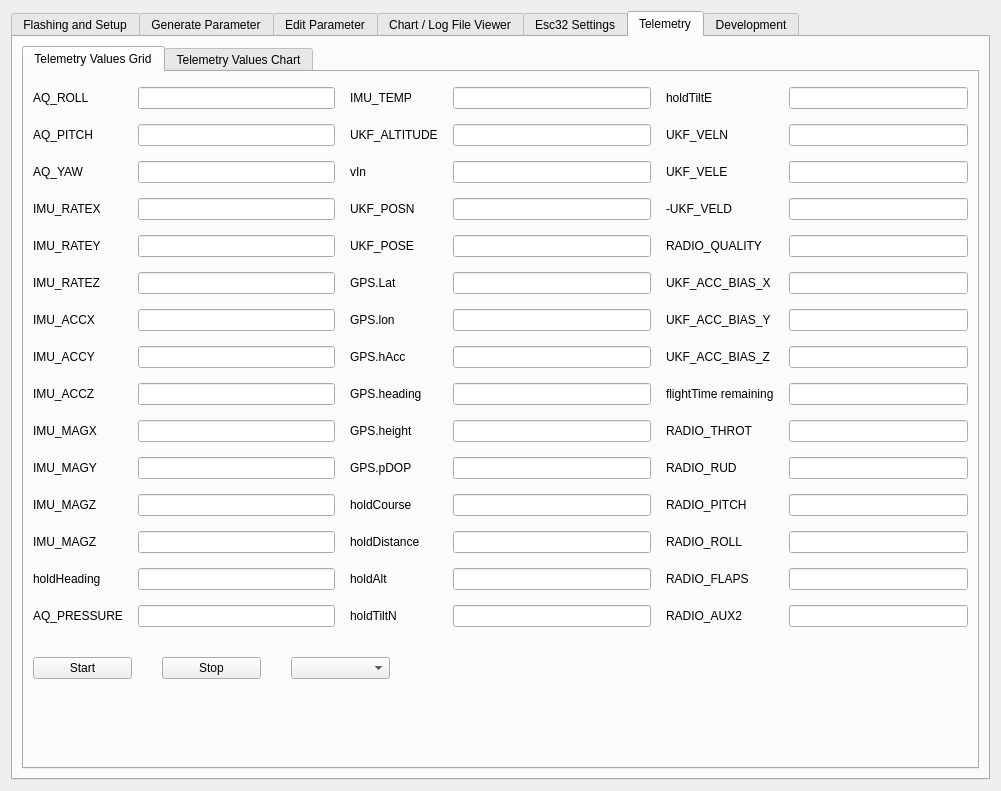
Before: the Qt Designer form src/ui/qgcautoquad.ui in mpaperno/qgroundcontrol_aq, drawn with Qt 5.
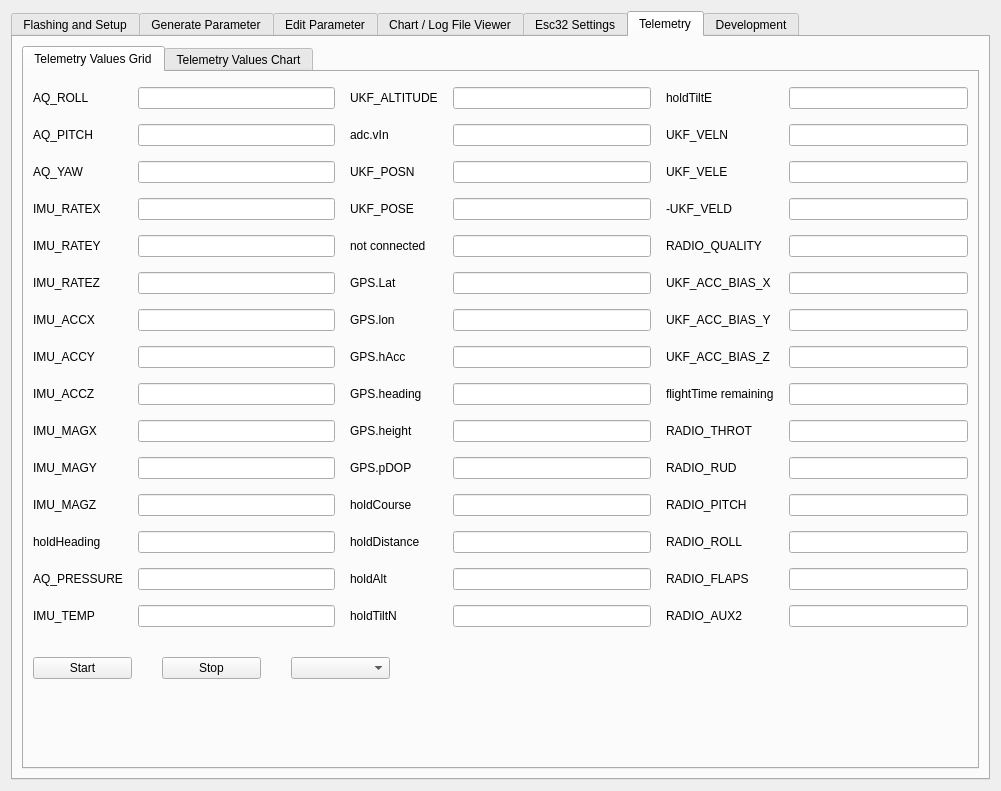
After: the same form once the commit is applied. The open tabs and pages were chosen to show the change.

```diff
--- a/src/ui/qgcautoquad.ui
+++ b/src/ui/qgcautoquad.ui
@@ -6361,7 +6361,7 @@
                <item row="12" column="0">
                 <widget class="QLabel" name="label_224">
                  <property name="text">
-                  <string>IMU_MAGZ</string>
+                  <string>holdHeading</string>
                  </property>
                 </widget>
                </item>
@@ -6371,7 +6371,7 @@
                <item row="13" column="0">
                 <widget class="QLabel" name="label_228">
                  <property name="text">
-                  <string>holdHeading</string>
+                  <string>AQ_PRESSURE</string>
                  </property>
                 </widget>
                </item>
@@ -6381,7 +6381,7 @@
                <item row="14" column="0">
                 <widget class="QLabel" name="label_232">
                  <property name="text">
-                  <string>AQ_PRESSURE</string>
+                  <string>IMU_TEMP</string>
                  </property>
                 </widget>
                </item>
@@ -6423,7 +6423,7 @@
                <item row="4" column="0">
                 <widget class="QLabel" name="label_163">
                  <property name="text">
-                  <string>UKF_POSE</string>
+                  <string>not connected</string>
                  </property>
                 </widget>
                </item>
@@ -6467,7 +6467,7 @@
                <item row="2" column="0">
                 <widget class="QLabel" name="label_155">
                  <property name="text">
-                  <string>vIn</string>
+                  <string>UKF_POSN</string>
                  </property>
                 </widget>
                </item>
@@ -6505,7 +6505,7 @@
                <item row="1" column="0">
                 <widget class="QLabel" name="label_135">
                  <property name="text">
-                  <string>UKF_ALTITUDE</string>
+                  <string>adc.vIn</string>
                  </property>
                 </widget>
                </item>
@@ -6518,14 +6518,14 @@
                <item row="0" column="0">
                 <widget class="QLabel" name="label_111">
                  <property name="text">
-                  <string>IMU_TEMP</string>
+                  <string>UKF_ALTITUDE</string>
                  </property>
                 </widget>
                </item>
                <item row="3" column="0">
                 <widget class="QLabel" name="label_159">
                  <property name="text">
-                  <string>UKF_POSN</string>
+                  <string>UKF_POSE</string>
                  </property>
                 </widget>
                </item>
```
